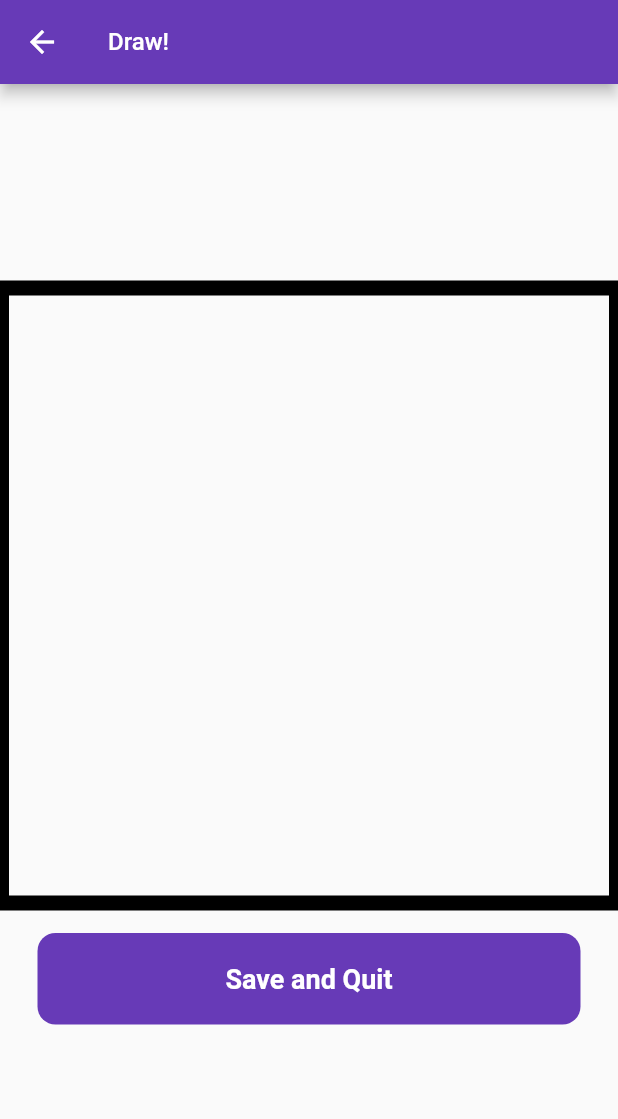
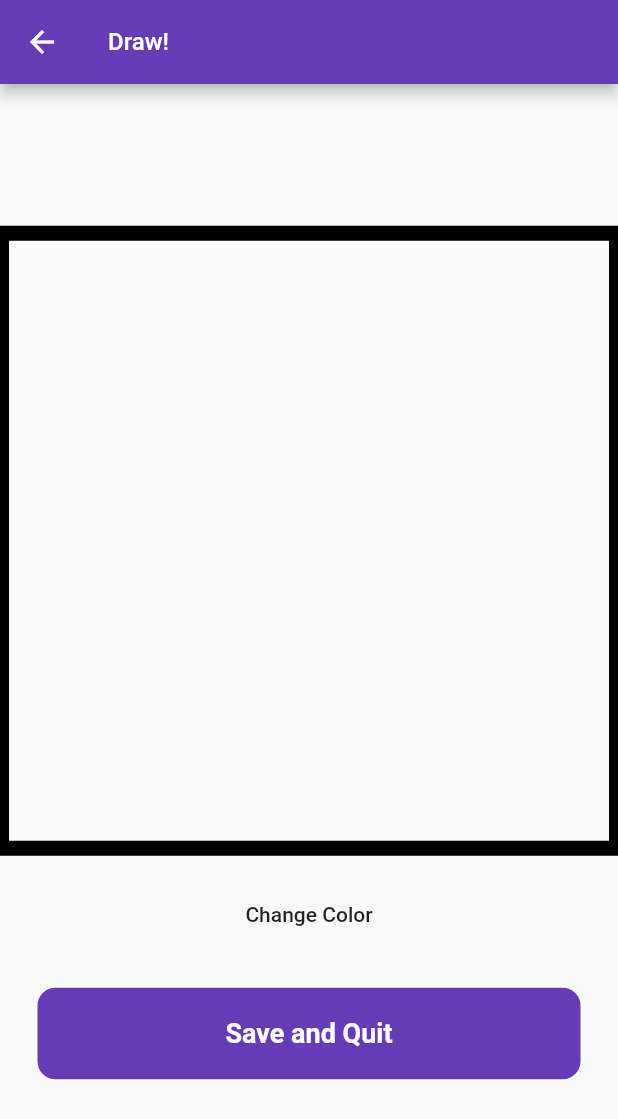
Before and after one commit to kaushik327/drawingapp, a Flutter app: the screen it shows once a user with an empty profile is signed in, after a tap on the "draw" icon, on a phone screen of 412 x 824 dp. Shown: the top 1119 px of the screen. Run offline on Flutter 3.47's test engine with Material 2 defaults, Android fonts, the phone set to English and light mode, and no system bars; our stand-ins replace cloud_firestore, firebase_auth, firebase_core, firebase_storage, flutter_colorpicker; accounts and stored records are empty; network calls fail.

Commit message:
drawing in color

```diff
--- a/lib/pages/draw_page.dart
+++ b/lib/pages/draw_page.dart
@@ -6,6 +6,7 @@ import 'package:cloud_firestore/cloud_firestore.dart';
 
 import 'package:flutter/material.dart';
 import 'package:firebasetutorial/widgets/big_button.dart';
+import 'package:flutter_colorpicker/flutter_colorpicker.dart';
 import 'package:path_provider/path_provider.dart';
 import 'package:firebase_storage/firebase_storage.dart';
 
@@ -23,14 +24,22 @@ class _DrawPageState extends State<DrawPage> {
 
   List<PointWrapper?> points = [];
 
+  Color currentColor = Colors.black;
+
   void _onPanStart(DragStartDetails details) {
     setState(() {
-      points.add(PointWrapper(point: details.localPosition));
+      points.add(PointWrapper(
+        point: details.localPosition,
+        color: currentColor,
+      ));
     });
   }
   void _onPanUpdate(DragUpdateDetails details) {
     setState(() {
-      points.add(PointWrapper(point: details.localPosition));
+      points.add(PointWrapper(
+        point: details.localPosition,
+        color: currentColor,
+      ));
     });
   }
   void _onPanEnd(DragEndDetails details) {
@@ -43,7 +52,6 @@ class _DrawPageState extends State<DrawPage> {
     ui.PictureRecorder recorder = ui.PictureRecorder();
     Canvas canvas = Canvas(recorder);
     var painter = Painter(points: points);
-    // Creating a new canvas but with our old painter
     painter.paint(canvas, canvasSize);
     ui.Image renderedImage = await recorder
       .endRecording()
@@ -72,10 +80,21 @@ class _DrawPageState extends State<DrawPage> {
       String uniqueID = DateTime.now().millisecondsSinceEpoch.toString();
       FirebaseStorage.instance.ref('images/$uniqueID.png').putFile(localFile);
       doc.reference.update({'image': uniqueID});
-
     } catch (error) {
       print(error.toString());
     }
+
+    if (context.mounted) {
+      showDialog(
+        context: context,
+        builder: (context) {
+          return const AlertDialog(
+            content: Text("Image saved! It may take a few seconds to appear on your home page.")
+          );
+        }
+      );
+    }
+
   }
 
   @override
@@ -114,7 +133,40 @@ class _DrawPageState extends State<DrawPage> {
                   ),
                 ),
               ),
-
+              const SizedBox(height: 25),
+              MaterialButton(
+                child: const Text('Change Color'),
+                onPressed: () {
+                  Color pickerColor = currentColor;
+                  showDialog(
+                    context: context,
+                    builder: (context) {
+                      return AlertDialog(
+                        title: const Text('Pick a color!'),
+                        content: SingleChildScrollView(
+                          child: ColorPicker(
+                            pickerColor: pickerColor,
+                            onColorChanged: (color) {
+                              pickerColor = color;
+                            },
+                          ),
+                        ),
+                        actions: [
+                          ElevatedButton(
+                            child: const Text('Done'),
+                            onPressed: () {
+                              setState(() {
+                                currentColor = pickerColor;
+                              });
+                              Navigator.of(context).pop();
+                            },
+                          ),
+                        ],
+                      );
+                    }
+                  );
+                }
+              ),
               const SizedBox(height: 25),
               BigButton(text: 'Save and Quit', onTap: () {
                 saveAndQuit();
@@ -136,12 +188,16 @@ class Painter extends CustomPainter {
   @override
   void paint(Canvas canvas, Size size) {
     var paint = Paint()
-      ..color = Colors.black
       ..strokeWidth = 3.0
       ..strokeCap = StrokeCap.butt;
     for (int i = 0; i < points.length - 1; i++) {
       if (pointIsGood(points[i]) && pointIsGood(points[i+1])) {
-        canvas.drawLine(points[i]!.point, points[i+1]!.point, paint);
+        paint.color = points[i]!.color;
+        canvas.drawLine(
+          points[i]!.point,
+          points[i+1]!.point,
+          paint
+        );
       }
     }
   }
@@ -162,5 +218,6 @@ class Painter extends CustomPainter {
 
 class PointWrapper {
   Offset point;
-  PointWrapper({required this.point});
+  Color color;
+  PointWrapper({required this.point, required this.color});
 }
--- a/lib/pages/home_page.dart
+++ b/lib/pages/home_page.dart
@@ -18,9 +18,13 @@ class _HomePageState extends State<HomePage> {
   List<QueryDocumentSnapshot<Map<String, dynamic>>> docs = [];
 
   Future getDocs() async {
-    docs.clear();
-    var snapshot = await FirebaseFirestore.instance.collection('users').get();
-    docs = snapshot.docs;
+    try {
+      docs.clear();
+      var snapshot = await FirebaseFirestore.instance.collection('users').get();
+      docs = snapshot.docs;
+    } catch (e) {
+      print(e.toString());
+    }
   }
 
   @override
@@ -75,16 +79,7 @@ class _HomePageState extends State<HomePage> {
                 return const DrawPage();
               }
             )
-          ).then((_) {
-            showDialog(
-              context: context,
-              builder: (context) {
-                return const AlertDialog(
-                  content: Text("Image saved! It may take a few seconds to appear on your home page.")
-                );
-              }
-            );
-          });
+          );
         },
         child: const Icon(Icons.draw),
       )
--- a/pubspec.yaml
+++ b/pubspec.yaml
@@ -44,6 +44,7 @@ dependencies:
 
   path_provider:
   firebase_storage: ^11.0.15
+  flutter_colorpicker: ^1.0.3
 
 dev_dependencies:
   flutter_test:
```
Also changed, not shown: lib/widgets/user_card.dart (+7 -3 lines), pubspec.lock.
